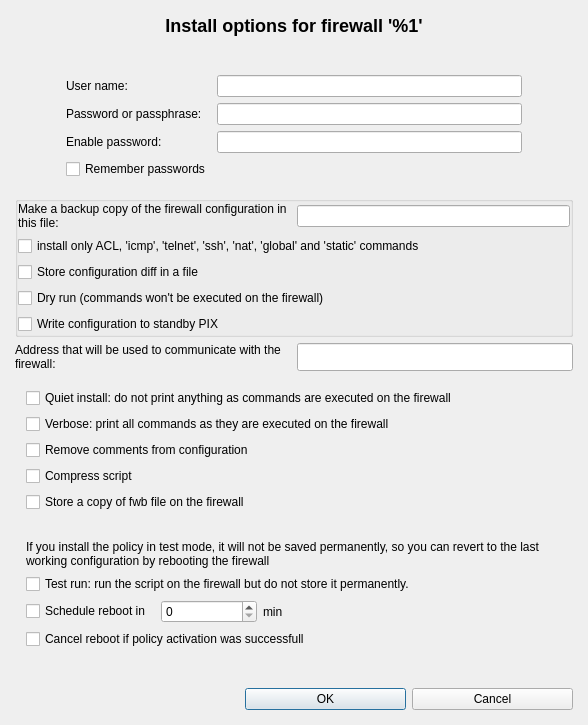
This is src/gui/instoptionsdialog_q.ui in fwbuilder/fwbuilder as Qt 5 draws it before an edit. The edited form follows.
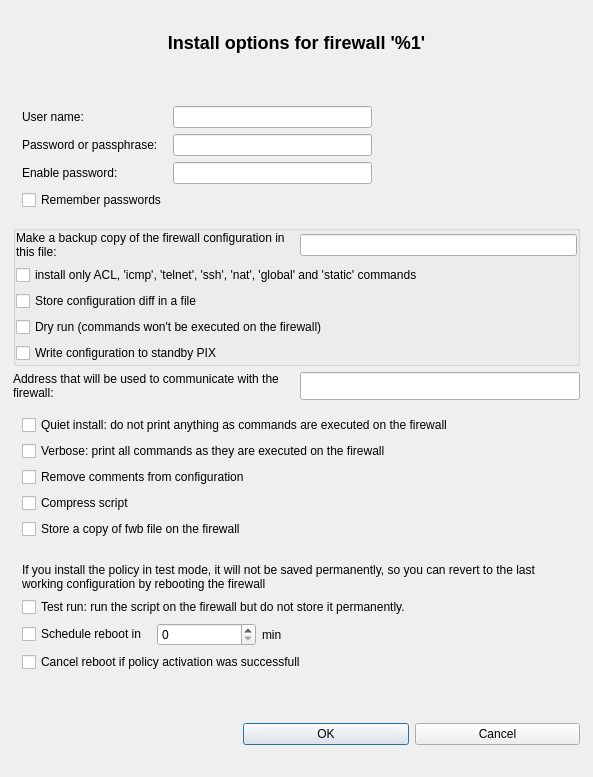
This is the edited form.

The edit to the form file:
```diff
--- a/src/gui/instoptionsdialog_q.ui
+++ b/src/gui/instoptionsdialog_q.ui
@@ -6,8 +6,8 @@
    <rect>
     <x>0</x>
     <y>0</y>
-    <width>588</width>
-    <height>681</height>
+    <width>593</width>
+    <height>777</height>
    </rect>
   </property>
   <property name="sizePolicy">
@@ -414,32 +414,25 @@
       <item row="0" column="0" colspan="2">
        <widget class="QFrame" name="frame15">
         <property name="sizePolicy">
-         <sizepolicy hsizetype="Preferred" vsizetype="Fixed">
+         <sizepolicy hsizetype="Preferred" vsizetype="Preferred">
           <horstretch>0</horstretch>
           <verstretch>0</verstretch>
          </sizepolicy>
         </property>
+        <property name="minimumSize">
+         <size>
+          <width>500</width>
+          <height>50</height>
+         </size>
+        </property>
         <property name="frameShape">
          <enum>QFrame::NoFrame</enum>
         </property>
         <property name="frameShadow">
          <enum>QFrame::Plain</enum>
         </property>
-        <layout class="QGridLayout">
-         <item row="1" column="2">
-          <widget class="QLineEdit" name="pwd"/>
-         </item>
-         <item row="1" column="1">
-          <widget class="QLabel" name="pwdLbl">
-           <property name="text">
-            <string>Password or passphrase:</string>
-           </property>
-           <property name="wordWrap">
-            <bool>false</bool>
-           </property>
-          </widget>
-         </item>
-         <item row="0" column="1">
+        <layout class="QGridLayout" name="gridLayout">
+         <item row="0" column="0">
           <widget class="QLabel" name="unameLbl">
            <property name="text">
             <string>User name:</string>
@@ -449,45 +442,39 @@
            </property>
           </widget>
          </item>
-         <item row="0" column="2">
+         <item row="0" column="1">
           <widget class="QLineEdit" name="uname"/>
          </item>
-         <item row="0" column="3">
+         <item row="0" column="2">
           <spacer>
            <property name="orientation">
-            <enum>Qt::Vertical</enum>
+            <enum>Qt::Horizontal</enum>
            </property>
            <property name="sizeType">
             <enum>QSizePolicy::Expanding</enum>
            </property>
            <property name="sizeHint" stdset="0">
             <size>
-             <width>40</width>
-             <height>20</height>
+             <width>20</width>
+             <height>22</height>
             </size>
            </property>
           </spacer>
          </item>
-         <item row="0" column="0">
-          <spacer>
-           <property name="orientation">
-            <enum>Qt::Vertical</enum>
+         <item row="1" column="0">
+          <widget class="QLabel" name="pwdLbl">
+           <property name="text">
+            <string>Password or passphrase:</string>
            </property>
-           <property name="sizeType">
-            <enum>QSizePolicy::Expanding</enum>
+           <property name="wordWrap">
+            <bool>false</bool>
            </property>
-           <property name="sizeHint" stdset="0">
-            <size>
-             <width>40</width>
-             <height>20</height>
-            </size>
-           </property>
-          </spacer>
+          </widget>
          </item>
-         <item row="2" column="2">
-          <widget class="QLineEdit" name="epwd"/>
+         <item row="1" column="1">
+          <widget class="QLineEdit" name="pwd"/>
          </item>
-         <item row="2" column="1">
+         <item row="2" column="0">
           <widget class="QLabel" name="epwdLbl">
            <property name="text">
             <string>Enable password:</string>
@@ -497,12 +484,18 @@
            </property>
           </widget>
          </item>
-         <item row="3" column="1">
+         <item row="2" column="1">
+          <widget class="QLineEdit" name="epwd"/>
+         </item>
+         <item row="3" column="0">
           <widget class="QCheckBox" name="rememberPass">
            <property name="toolTip">
             <string>Enable password caching for the duration of the session (passwords
 are never stored permanently)</string>
            </property>
+           <property name="layoutDirection">
+            <enum>Qt::LeftToRight</enum>
+           </property>
            <property name="text">
             <string>Remember passwords</string>
            </property>
@@ -516,7 +509,6 @@
    </item>
   </layout>
  </widget>
- <layoutdefault spacing="6" margin="11"/>
  <tabstops>
   <tabstop>uname</tabstop>
   <tabstop>pwd</tabstop>
```
